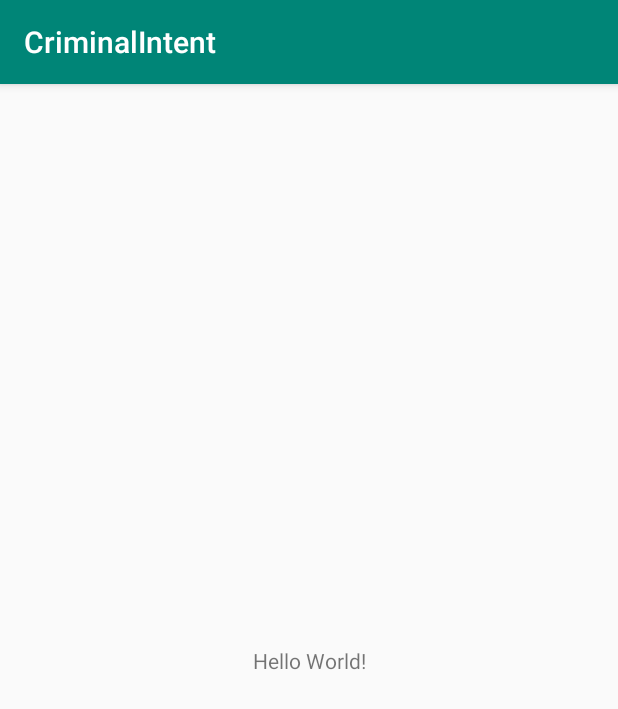
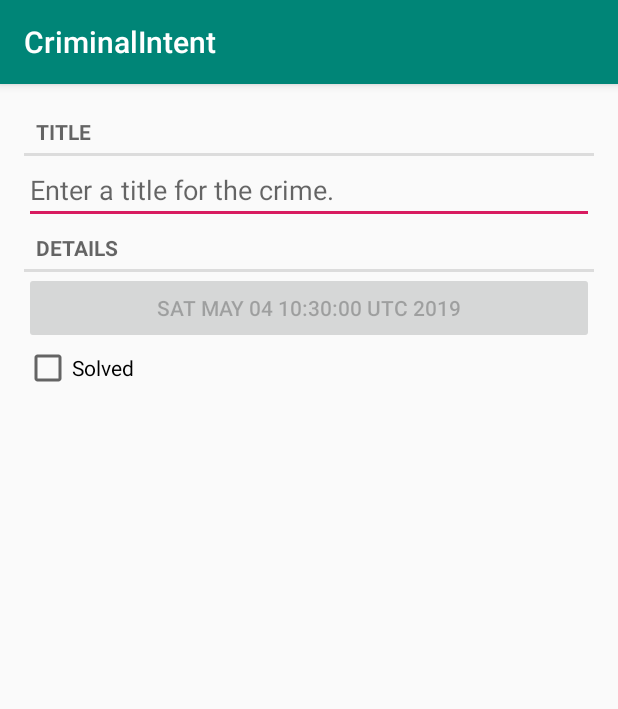
Before and after one commit to foreverxzhh/CriminalIntent, an Android app: the screen it shows after launch (CrimeActivity), on a phone screen of 412 x 824 dp. Shown: the top 709 px of the screen. Run offline under Robolectric (Android 15) with nearby library versions, the phone set to English and light mode, and no system bars.

Commit message:
Capter 7 finish

```diff
--- /dev/null
+++ b/app/src/main/java/com/hua/criminalintent/Crime.java
@@ -0,0 +1,44 @@
+package com.hua.criminalintent;
+
+import java.util.UUID;
+import java.util.Date;
+
+public class Crime {
+    private UUID mId;
+    private String mTitle;
+    private Date mDate;
+    private boolean mSolved;
+
+    public Crime() {
+        mId = UUID.randomUUID();
+        mDate = new Date();
+    }
+
+    public UUID getId() {
+        return mId;
+    }
+
+    public String getTitle() {
+        return mTitle;
+    }
+
+    public void setTitle(String title) {
+        mTitle = title;
+    }
+
+    public Date getDate() {
+        return mDate;
+    }
+
+    public void setDate(Date date) {
+        mDate = date;
+    }
+
+    public boolean isSolved() {
+        return mSolved;
+    }
+
+    public void setSolved(boolean solved) {
+        mSolved = solved;
+    }
+}
--- a/app/src/main/java/com/hua/criminalintent/CrimeActivity.java
+++ b/app/src/main/java/com/hua/criminalintent/CrimeActivity.java
@@ -1,5 +1,7 @@
 package com.hua.criminalintent;
 
+import android.support.v4.app.Fragment;
+import android.support.v4.app.FragmentManager;
 import android.support.v7.app.AppCompatActivity;
 import android.os.Bundle;
 
@@ -9,5 +11,14 @@ public class CrimeActivity extends AppCompatActivity {
     protected void onCreate(Bundle savedInstanceState) {
         super.onCreate(savedInstanceState);
         setContentView(R.layout.activity_crime);
+        FragmentManager fm = getSupportFragmentManager();
+        Fragment fragment = fm.findFragmentById(R.id.fragment_container);
+
+        if (fragment == null) {
+            fragment = new CrimeFragment();
+            fm.beginTransaction()
+                    .add(R.id.fragment_container, fragment)
+                    .commit();
+        }
     }
 }
--- /dev/null
+++ b/app/src/main/java/com/hua/criminalintent/CrimeFragment.java
@@ -0,0 +1,59 @@
+package com.hua.criminalintent;
+
+import android.os.Bundle;
+import android.support.v4.app.Fragment;
+import android.text.Editable;
+import android.text.TextWatcher;
+import android.view.LayoutInflater;
+import android.view.View;
+import android.view.ViewGroup;
+import android.widget.Button;
+import android.widget.CheckBox;
+import android.widget.CompoundButton;
+import android.widget.EditText;
+
+public class CrimeFragment extends Fragment {
+    private Crime mCrime;
+    private EditText mTitleField;
+    private Button mDateButton;
+    private CheckBox mSolvedCheckBox;
+
+    @Override
+    public void onCreate(Bundle savedInstanceState) {
+        super.onCreate(savedInstanceState);
+        mCrime = new Crime();
+    }
+
+    @Override
+    public View onCreateView(LayoutInflater inflater, ViewGroup container, Bundle savedInstanceState) {
+        View view = inflater.inflate(R.layout.fragment_crime, container, false);
+        mTitleField = view.findViewById(R.id.crime_title);
+        mDateButton = view.findViewById(R.id.crime_date);
+        mSolvedCheckBox = view.findViewById(R.id.crime_solved);
+        mTitleField.addTextChangedListener(new TextWatcher() {
+            @Override
+            public void beforeTextChanged(CharSequence s, int start, int count, int after) {
+
+            }
+
+            @Override
+            public void onTextChanged(CharSequence s, int start, int before, int count) {
+                mCrime.setTitle(s.toString());
+            }
+
+            @Override
+            public void afterTextChanged(Editable s) {
+
+            }
+        });
+        mDateButton.setText(mCrime.getDate().toString());
+        mDateButton.setEnabled(false);
+        mSolvedCheckBox.setOnCheckedChangeListener(new CompoundButton.OnCheckedChangeListener() {
+            @Override
+            public void onCheckedChanged(CompoundButton buttonView, boolean isChecked) {
+                mCrime.setSolved(isChecked);
+            }
+        });
+        return view;
+    }
+}
--- a/app/src/main/res/layout/activity_crime.xml
+++ b/app/src/main/res/layout/activity_crime.xml
@@ -1,18 +1,7 @@
 <?xml version="1.0" encoding="utf-8"?>
-<android.support.constraint.ConstraintLayout xmlns:android="http://schemas.android.com/apk/res/android"
-    xmlns:app="http://schemas.android.com/apk/res-auto"
-    xmlns:tools="http://schemas.android.com/tools"
+<FrameLayout xmlns:android="http://schemas.android.com/apk/res/android"
+    android:id="@+id/fragment_container"
     android:layout_width="match_parent"
-    android:layout_height="match_parent"
-    tools:context=".CrimeActivity">
+    android:layout_height="match_parent">
 
-    <TextView
-        android:layout_width="wrap_content"
-        android:layout_height="wrap_content"
-        android:text="Hello World!"
-        app:layout_constraintBottom_toBottomOf="parent"
-        app:layout_constraintLeft_toLeftOf="parent"
-        app:layout_constraintRight_toRightOf="parent"
-        app:layout_constraintTop_toTopOf="parent" />
-
-</android.support.constraint.ConstraintLayout>
+</FrameLayout>
--- /dev/null
+++ b/app/src/main/res/layout/fragment_crime.xml
@@ -0,0 +1,36 @@
+<?xml version="1.0" encoding="utf-8"?>
+<LinearLayout xmlns:android="http://schemas.android.com/apk/res/android"
+    android:layout_width="match_parent"
+    android:layout_height="match_parent"
+    android:layout_margin="16dp"
+    android:orientation="vertical">
+
+    <TextView
+        style="?android:listSeparatorTextViewStyle"
+        android:layout_width="match_parent"
+        android:layout_height="wrap_content"
+        android:text="@string/crime_title_label" />
+
+    <EditText
+        android:id="@+id/crime_title"
+        android:layout_width="match_parent"
+        android:layout_height="wrap_content"
+        android:hint="@string/crime_title_hint" />
+
+    <TextView
+        style="?android:listSeparatorTextViewStyle"
+        android:layout_width="match_parent"
+        android:layout_height="wrap_content"
+        android:text="@string/crime_details_label" />
+
+    <Button
+        android:id="@+id/crime_date"
+        android:layout_width="match_parent"
+        android:layout_height="wrap_content" />
+
+    <CheckBox
+        android:id="@+id/crime_solved"
+        android:layout_width="match_parent"
+        android:layout_height="wrap_content"
+        android:text="@string/crime_solved_label" />
+</LinearLayout>
--- a/app/src/main/res/values/strings.xml
+++ b/app/src/main/res/values/strings.xml
@@ -1,3 +1,7 @@
 <resources>
     <string name="app_name">CriminalIntent</string>
+    <string name="crime_title_hint">Enter a title for the crime.</string>
+    <string name="crime_title_label">Title</string>
+    <string name="crime_details_label">Details</string>
+    <string name="crime_solved_label">Solved</string>
 </resources>
```
Also changed, not shown: build.gradle (line endings or trailing spaces).
